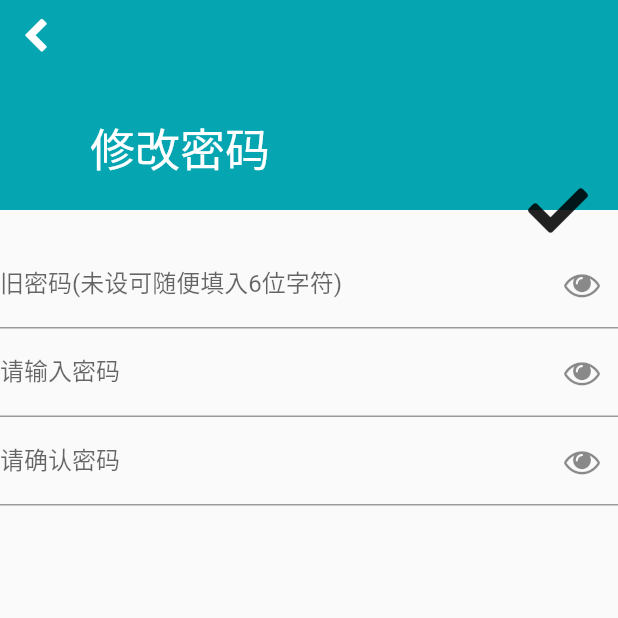
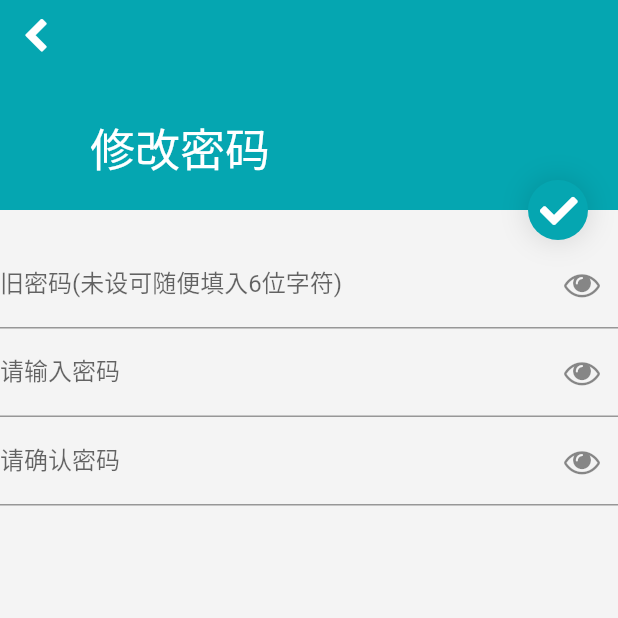
Before and after one commit to zx648383079/Flutter-Shop, a Flutter app: the EditPasswordPage screen opened by its route, on a phone screen of 412 x 824 dp, the top half of it. Run offline on Flutter 3.47's test engine with Material 2 defaults, Android fonts, the phone set to English and light mode, and no system bars; our stand-ins replace cached_network_image, convert, dio, flutter_html, flutter_slidable, flutter_swiper and 4 more; missing offline and left inert: barcode_scan; accounts and stored records are empty; generated files the repository leaves out were written again; network calls fail.

Commit message:
update large-header

```diff
--- a/lib/main.dart
+++ b/lib/main.dart
@@ -25,7 +25,7 @@ class MyApp extends StatelessWidget {
         primaryColor: Color(0xFF05A6B1),
         secondaryHeaderColor: Color(0x05a6b1),
         indicatorColor: Color(0xFFB4282D),
-        backgroundColor: Color(0xF4F4F4),
+        backgroundColor: Color(0xFFF4F4F4),
       ),
       home: IndexPage(),
       routes: bindRoutes(),
--- a/lib/models/check.dart
+++ b/lib/models/check.dart
@@ -32,7 +32,7 @@ class CheckInData extends Object {
 
 @JsonSerializable()
 class CheckInOne extends Object {
-  CheckInOne data;
+  CheckIn data;
 
   CheckInOne(this.data);
 
--- a/lib/pages/feedback/index.dart
+++ b/lib/pages/feedback/index.dart
@@ -15,6 +15,7 @@ class _FeedbackPageState extends State<FeedbackPage> {
   @override
   Widget build(BuildContext context) {
     return Scaffold(
+      backgroundColor: Theme.of(context).backgroundColor,
       appBar: LargeHeaderBar(
         title: '留言反馈',
         onBack: () {
--- a/lib/pages/member/email_login.dart
+++ b/lib/pages/member/email_login.dart
@@ -27,7 +27,7 @@ class _EmailloginPageState extends State<EmailloginPage> {
   void tapLogin() {
     UserApi.login(Login(email, password), (user) {
       Application.setUser(user);
-      Navigator.pop(context);
+      Navigator.pop(context, true);
     }, (code, err) {
       print(err);
       Fluttertoast.showToast(
--- a/lib/pages/member/large_header.dart
+++ b/lib/pages/member/large_header.dart
@@ -31,11 +31,9 @@ class _LargeHeaderBarState extends State<LargeHeaderBar> {
         bottom: false,
         child: Container(
           height: widget.barHeight,
-          color: Theme.of(context).backgroundColor,
           child: Stack(
             children: <Widget>[
               Container(
-                color: Theme.of(context).primaryColor,
                 margin: EdgeInsets.only(bottom: 20),
                 child: Padding(
                   padding: EdgeInsets.only(top: 40, left: 60, bottom: 20),
@@ -46,6 +44,14 @@ class _LargeHeaderBarState extends State<LargeHeaderBar> {
                       style: TextStyle(color: Colors.white, fontSize: 30),
                     ),
                   ),
+                ),
+              ),
+              Positioned(
+                bottom: 0,
+                child: Container(
+                  height: 20,
+                  color: Theme.of(context).backgroundColor,
+                  width: MediaQuery.of(context).size.width,
                 ),
               ),
               Positioned(
@@ -61,18 +67,26 @@ class _LargeHeaderBarState extends State<LargeHeaderBar> {
                 right: 20,
                 bottom: 0,
                 child: Container(
-                  alignment: Alignment(0, 0),
                   width: 40,
                   height: 40,
                   decoration: BoxDecoration(
                     color: Theme.of(context).primaryColor,
                     borderRadius: BorderRadius.all(Radius.circular(20)),
+                    boxShadow: [
+                      BoxShadow(
+                        color: Colors.black12,
+                        offset: Offset(0.0, 0), //阴影xy轴偏移量
+                        blurRadius: 15.0, //阴影模糊程度
+                        spreadRadius: 1.0, //阴影扩散程度
+                      ),
+                    ],
                   ),
                   child: IconButton(
                     color: Colors.white,
+                    alignment: Alignment.center,
                     icon: Icon(
                       IconFont.check,
-                      size: 40,
+                      size: 25,
                     ),
                     onPressed: widget.onSubmit,
                   ),
@@ -85,60 +99,3 @@ class _LargeHeaderBarState extends State<LargeHeaderBar> {
     );
   }
 }
-
-class LargeHeader extends StatelessWidget {
-  final String title;
-  final GestureTapCallback onBack;
-  final GestureTapCallback onSubmit;
-  LargeHeader({
-    Key key,
-    this.title,
-    this.onBack,
-    this.onSubmit,
-  }) : super(key: key);
-
-  @override
-  Widget build(BuildContext context) {
-    return Container(
-      height: 160 + MediaQuery.of(context).padding.top,
-      child: Stack(
-        children: <Widget>[
-          Container(
-            color: Theme.of(context).primaryColor,
-            margin: EdgeInsets.only(bottom: 20),
-            child: Padding(
-              padding: EdgeInsets.only(top: 40, left: 60, bottom: 20),
-              child: Align(
-                alignment: Alignment.bottomLeft,
-                child: Text(
-                  title,
-                  style: TextStyle(color: Colors.white, fontSize: 30),
-                ),
-              ),
-            ),
-          ),
-          Positioned(
-            top: 0,
-            left: 0,
-            child: IconButton(
-              color: Colors.white,
-              icon: Icon(IconFont.chevronLeft),
-              onPressed: onBack,
-            ),
-          ),
-          Positioned(
-            right: 20,
-            bottom: 0,
-            child: IconButton(
-              icon: Icon(
-                IconFont.check,
-                size: 40,
-              ),
-              onPressed: onSubmit,
-            ),
-          ),
-        ],
-      ),
-    );
-  }
-}
--- a/lib/pages/member/password.dart
+++ b/lib/pages/member/password.dart
@@ -17,11 +17,8 @@ class _EditPasswordPageState extends State<EditPasswordPage> {
   @override
   Widget build(BuildContext context) {
     return Scaffold(
-      body: Form(
-        key: formKey,
-        child: ListView(
-          children: <Widget>[
-            LargeHeader(
+      backgroundColor: Theme.of(context).backgroundColor,
+      appBar: LargeHeaderBar(
         title: '修改密码',
         onBack: () {
           Navigator.pop(context);
@@ -34,6 +31,10 @@ class _EditPasswordPageState extends State<EditPasswordPage> {
           // todo
         },
       ),
+      body: Form(
+        key: formKey,
+        child: ListView(
+          children: <Widget>[
             TextFormField(
               obscureText: isObscure,
               decoration: InputDecoration(
```
Also changed, not shown: lib/pages/account/connect.dart (+19 -2 lines), lib/pages/checkin/index.dart (+154 -16 lines), lib/pages/member/edit.dart (+6 -5 lines), lib/pages/member/index.dart (+13 -4 lines), lib/models/check.g.dart, 1 other file. Lines whose indentation alone changed are shown as unchanged.
